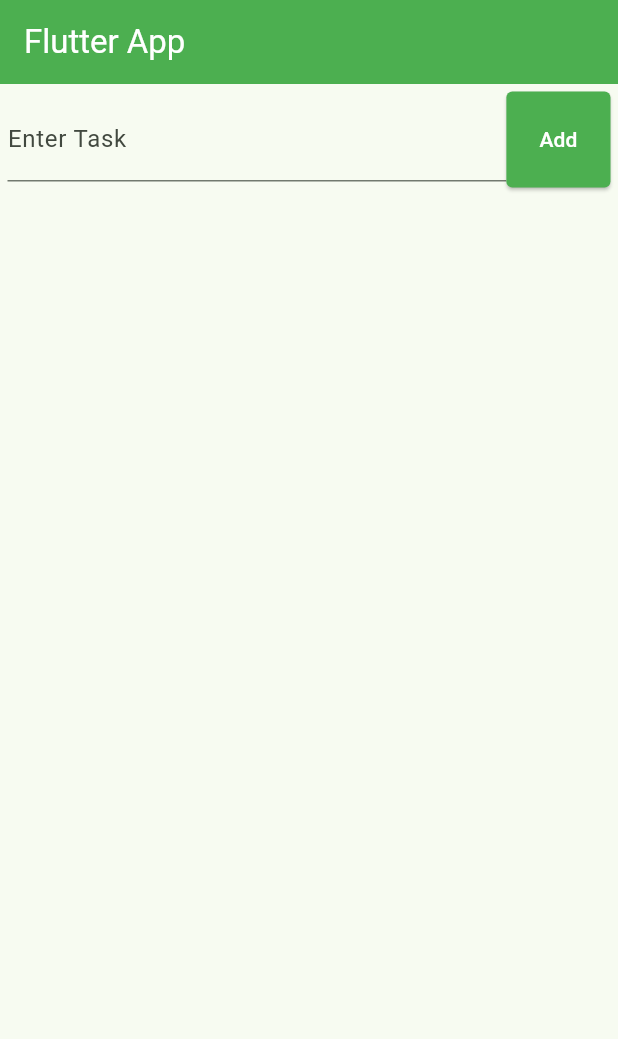
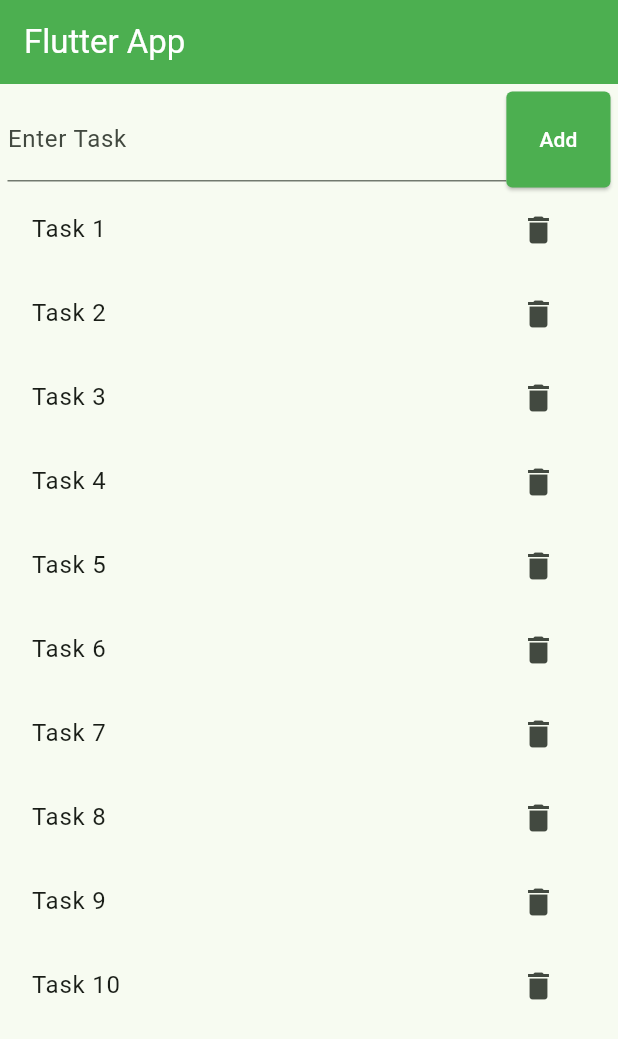
Before and after one commit to MdAnowarHosen/learn-flutter, a Flutter app: the screen it shows after launch, on a phone screen of 412 x 824 dp. Shown: the top 1039 px of the screen. Run offline on Flutter 3.47's test engine with Material 3 defaults, Android fonts, the light colour scheme and no system bars.

Commit message:
Update main.dart

```diff
--- a/lib/main.dart
+++ b/lib/main.dart
@@ -37,7 +37,10 @@ class ToDOAPPNow extends StatelessWidget {
 
       body: Padding(
         padding: EdgeInsets.all(5),
-        child: Row(
+        child: Column(
+          children: [
+            Row(
+              mainAxisAlignment: MainAxisAlignment.start,
               children: [
                 Expanded(
                   child: TextFormField(
@@ -52,6 +55,24 @@ class ToDOAPPNow extends StatelessWidget {
                 ),
               ],
             ),
+
+            // list view
+            Expanded(
+              child: ListView.builder(
+                itemCount: 10,
+                itemBuilder: (context, index) {
+                  return ListTile(
+                    title: Text('Task ' + (index + 1).toString()),
+                    trailing: IconButton(
+                      icon: Icon(Icons.delete),
+                      onPressed: () {},
+                    ),
+                  );
+                },
+              ),
+            ),
+          ],
+        ),
       ),
     );
   }
```
Lines whose indentation alone changed are shown as unchanged.
